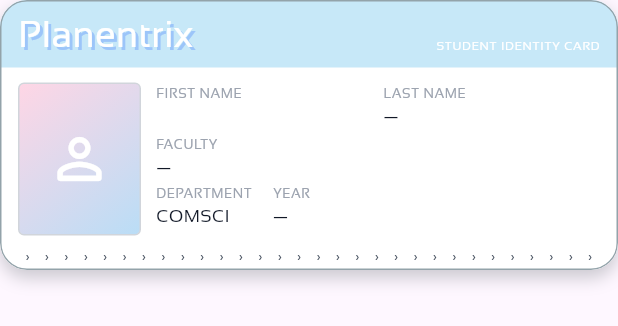
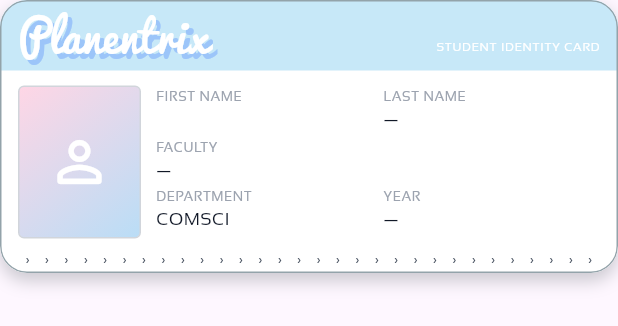
Before and after one commit to BananaLnwZa/Planentrix, a Flutter app: the StudentCard widget shown alone on an empty page, opened directly with empty values, on a phone screen of 412 x 824 dp. Shown: the top 326 px of the screen. Run offline on Flutter 3.47's test engine with Material 3 defaults, Android fonts, the phone set to English and light mode, and no system bars; our stand-ins replace dio, flutter_local_notifications, flutter_secure_storage, image_picker, shared_preferences, timezone; accounts and stored records are empty; network calls fail.

Commit message:
(finish) Remove date of birth from the system and adjust student ID card rows

```diff
--- a/frontend/mobile/lib/pages/Main/Component/StudentCard.dart
+++ b/frontend/mobile/lib/pages/Main/Component/StudentCard.dart
@@ -117,17 +117,19 @@ class StudentCard extends StatelessWidget {
                               Row(
                                 crossAxisAlignment: CrossAxisAlignment.start,
                                 children: [
-                                  Flexible(
+                                  Expanded(
                                     child: _CardDetail(
                                       label: 'DEPARTMENT',
                                       value: major,
                                       maxLines: 1,
                                     ),
                                   ),
-                                  const SizedBox(width: 14),
-                                  _CardDetail(
-                                    label: 'YEAR',
-                                    value: year == '—' ? year : 'ปี $year',
+                                  const SizedBox(width: 7),
+                                  Expanded(
+                                    child: _CardDetail(
+                                      label: 'YEAR',
+                                      value: year == '—' ? year : 'ปี $year',
+                                    ),
                                   ),
                                 ],
                               ),
@@ -170,12 +172,12 @@ class _StudentCardHeader extends StatelessWidget {
               overflow: TextOverflow.ellipsis,
               style: TextStyle(
                 color: Colors.white,
-                fontFamily: 'Sansation',
-                fontSize: 25,
+                fontFamily: 'Pacifico',
+                fontSize: 29,
                 fontWeight: FontWeight.w400,
                 height: 1,
                 shadows: [
-                  Shadow(color: Color(0xFF9CC5F9), offset: Offset(2, 2)),
+                  Shadow(color: Color(0xFF9CC5F9), offset: Offset(3, 3)),
                 ],
               ),
             ),
--- a/frontend/mobile/pubspec.yaml
+++ b/frontend/mobile/pubspec.yaml
@@ -83,6 +83,10 @@ flutter:
           weight: 300
         - asset: assets/fonts/Sansation-Regular.ttf
           weight: 400
+    - family: Pacifico
+      fonts:
+        - asset: assets/fonts/Pacifico.ttf
+          weight: 400
 
 
   # To add assets to your application, add an assets section, like this:
```
Also changed, not shown: frontend/mobile/assets/fonts/Pacifico.ttf (added), 2 other files.
